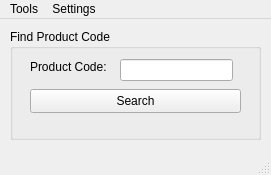
Old version of the form ui_files/mainWindow.ui in the repository FEN94/SML_FileManager.
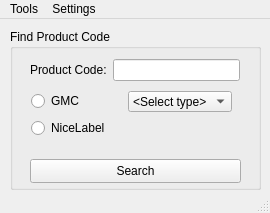
New version of the form.

```diff
--- a/ui_files/mainWindow.ui
+++ b/ui_files/mainWindow.ui
@@ -6,8 +6,8 @@
    <rect>
     <x>0</x>
     <y>0</y>
-    <width>271</width>
-    <height>175</height>
+    <width>270</width>
+    <height>213</height>
    </rect>
   </property>
   <property name="windowTitle">
@@ -20,40 +20,17 @@
       <x>10</x>
       <y>10</y>
       <width>251</width>
-      <height>111</height>
+      <height>161</height>
      </rect>
     </property>
     <property name="title">
      <string>Find Product Code</string>
     </property>
-    <widget class="QLabel" name="label_productcode">
-     <property name="geometry">
-      <rect>
-       <x>20</x>
-       <y>30</y>
-       <width>91</width>
-       <height>16</height>
-      </rect>
-     </property>
-     <property name="text">
-      <string>Product Code:</string>
-     </property>
-    </widget>
-    <widget class="QLineEdit" name="lineEdit_productcode">
-     <property name="geometry">
-      <rect>
-       <x>110</x>
-       <y>30</y>
-       <width>113</width>
-       <height>22</height>
-      </rect>
-     </property>
-    </widget>
     <widget class="QPushButton" name="pushButton_search">
      <property name="geometry">
       <rect>
        <x>20</x>
-       <y>60</y>
+       <y>130</y>
        <width>211</width>
        <height>24</height>
       </rect>
@@ -62,6 +39,92 @@
       <string>Search</string>
      </property>
     </widget>
+    <widget class="QWidget" name="">
+     <property name="geometry">
+      <rect>
+       <x>20</x>
+       <y>30</y>
+       <width>210</width>
+       <height>22</height>
+      </rect>
+     </property>
+     <layout class="QHBoxLayout" name="horizontalLayout">
+      <item>
+       <widget class="QLabel" name="label_productcode">
+        <property name="text">
+         <string>Product Code:</string>
+        </property>
+       </widget>
+      </item>
+      <item>
+       <widget class="QLineEdit" name="lineEdit_productcode"/>
+      </item>
+     </layout>
+    </widget>
+    <widget class="QWidget" name="">
+     <property name="geometry">
+      <rect>
+       <x>21</x>
+       <y>62</y>
+       <width>201</width>
+       <height>47</height>
+      </rect>
+     </property>
+     <layout class="QVBoxLayout" name="verticalLayout">
+      <item>
+       <layout class="QHBoxLayout" name="horizontalLayout_2">
+        <item>
+         <widget class="QRadioButton" name="radioButton_gmc">
+          <property name="text">
+           <string>GMC</string>
+          </property>
+         </widget>
+        </item>
+        <item>
+         <widget class="QComboBox" name="comboBox_printingtype">
+          <item>
+           <property name="text">
+            <string>&lt;Select type&gt;</string>
+           </property>
+          </item>
+          <item>
+           <property name="text">
+            <string>Arc_Thermal</string>
+           </property>
+          </item>
+          <item>
+           <property name="text">
+            <string>Digital</string>
+           </property>
+          </item>
+          <item>
+           <property name="text">
+            <string>Offset</string>
+           </property>
+          </item>
+          <item>
+           <property name="text">
+            <string>PFL</string>
+           </property>
+          </item>
+          <item>
+           <property name="text">
+            <string>Woven</string>
+           </property>
+          </item>
+         </widget>
+        </item>
+       </layout>
+      </item>
+      <item>
+       <widget class="QRadioButton" name="radioButton_nice_label">
+        <property name="text">
+         <string>NiceLabel</string>
+        </property>
+       </widget>
+      </item>
+     </layout>
+    </widget>
    </widget>
   </widget>
   <widget class="QMenuBar" name="menubar">
@@ -69,7 +132,7 @@
     <rect>
      <x>0</x>
      <y>0</y>
-     <width>271</width>
+     <width>270</width>
      <height>21</height>
     </rect>
    </property>
```
